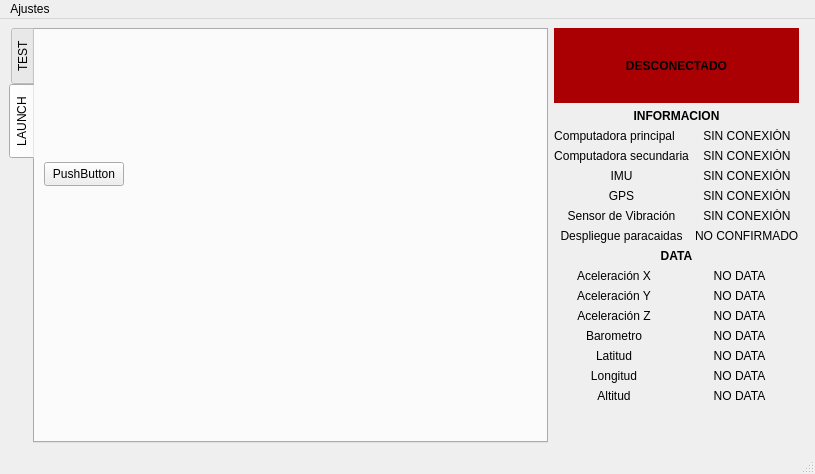
Old version of the form Estacion_Terrena/Estacion_Terrena/mainwindow.ui in the repository rodandres/Mission_CERO_Electronics.
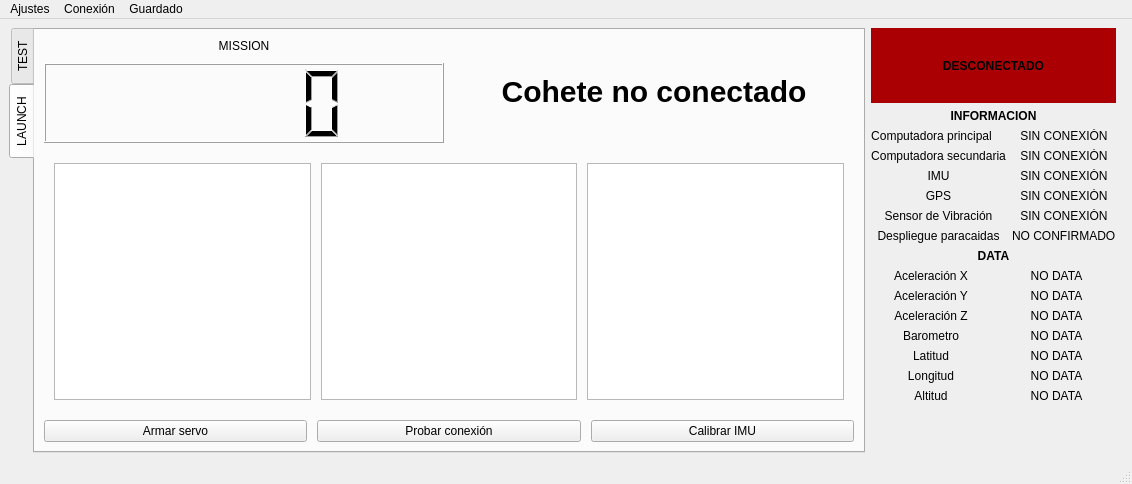
New version of the form.

Commit message:
Launch screen UI
Creation of the launch screen UI

The edit to the form file:
```diff
--- a/Estacion_Terrena/Estacion_Terrena/mainwindow.ui
+++ b/Estacion_Terrena/Estacion_Terrena/mainwindow.ui
@@ -6,8 +6,8 @@
    <rect>
     <x>0</x>
     <y>0</y>
-    <width>815</width>
-    <height>474</height>
+    <width>1129</width>
+    <height>484</height>
    </rect>
   </property>
   <property name="windowTitle">
@@ -51,19 +51,132 @@
        <attribute name="title">
         <string>LAUNCH</string>
        </attribute>
-       <widget class="QPushButton" name="pushButton_2">
-        <property name="geometry">
-         <rect>
-          <x>9</x>
-          <y>132</y>
-          <width>80</width>
-          <height>24</height>
-         </rect>
+       <layout class="QVBoxLayout" name="verticalLayout_3">
+        <property name="spacing">
+         <number>10</number>
         </property>
-        <property name="text">
-         <string>PushButton</string>
-        </property>
-       </widget>
+        <item>
+         <layout class="QHBoxLayout" name="mision_timer_layout">
+          <property name="sizeConstraint">
+           <enum>QLayout::SetMinAndMaxSize</enum>
+          </property>
+          <item>
+           <layout class="QVBoxLayout" name="timer_layout">
+            <item>
+             <widget class="QLabel" name="lbl_mision_timer">
+              <property name="text">
+               <string>MISSION</string>
+              </property>
+              <property name="alignment">
+               <set>Qt::AlignCenter</set>
+              </property>
+             </widget>
+            </item>
+            <item>
+             <widget class="QLCDNumber" name="lcd__mission_timer">
+              <property name="minimumSize">
+               <size>
+                <width>0</width>
+                <height>80</height>
+               </size>
+              </property>
+              <property name="maximumSize">
+               <size>
+                <width>16777215</width>
+                <height>80</height>
+               </size>
+              </property>
+              <property name="font">
+               <font>
+                <bold>false</bold>
+               </font>
+              </property>
+              <property name="styleSheet">
+               <string notr="true"/>
+              </property>
+             </widget>
+            </item>
+           </layout>
+          </item>
+          <item>
+           <layout class="QVBoxLayout" name="mission_status_lauyout">
+            <item>
+             <widget class="QLabel" name="lbl_mission_status">
+              <property name="font">
+               <font>
+                <pointsize>-1</pointsize>
+                <bold>true</bold>
+               </font>
+              </property>
+              <property name="styleSheet">
+               <string notr="true"> font-size: 30px;</string>
+              </property>
+              <property name="text">
+               <string>Cohete no conectado</string>
+              </property>
+              <property name="alignment">
+               <set>Qt::AlignCenter</set>
+              </property>
+             </widget>
+            </item>
+           </layout>
+          </item>
+         </layout>
+        </item>
+        <item>
+         <layout class="QHBoxLayout" name="graphs_layout">
+          <property name="spacing">
+           <number>10</number>
+          </property>
+          <property name="leftMargin">
+           <number>10</number>
+          </property>
+          <property name="topMargin">
+           <number>10</number>
+          </property>
+          <property name="rightMargin">
+           <number>10</number>
+          </property>
+          <property name="bottomMargin">
+           <number>10</number>
+          </property>
+          <item>
+           <widget class="QGraphicsView" name="graphicsView"/>
+          </item>
+          <item>
+           <widget class="QGraphicsView" name="graphicsView_2"/>
+          </item>
+          <item>
+           <widget class="QGraphicsView" name="graphicsView_3"/>
+          </item>
+         </layout>
+        </item>
+        <item>
+         <layout class="QHBoxLayout" name="buttons_launch_layout">
+          <item>
+           <widget class="QPushButton" name="btn_arm_servo">
+            <property name="text">
+             <string>Armar servo</string>
+            </property>
+           </widget>
+          </item>
+          <item>
+           <widget class="QPushButton" name="btn_test_connection">
+            <property name="text">
+             <string>Probar conexión</string>
+            </property>
+           </widget>
+          </item>
+          <item>
+           <widget class="QPushButton" name="btn_calibrate_imu">
+            <property name="text">
+             <string>Calibrar IMU</string>
+            </property>
+           </widget>
+          </item>
+         </layout>
+        </item>
+       </layout>
       </widget>
      </widget>
     </item>
@@ -454,7 +567,7 @@
     <rect>
      <x>0</x>
      <y>0</y>
-     <width>815</width>
+     <width>1129</width>
      <height>21</height>
     </rect>
    </property>
@@ -462,8 +575,22 @@
     <property name="title">
      <string>Ajustes</string>
     </property>
+    <addaction name="actionValor_de_cuenta_regresiva"/>
+   </widget>
+   <widget class="QMenu" name="menuConexi_n">
+    <property name="title">
+     <string>Conexión</string>
+    </property>
+    <addaction name="actionConectar_microcontrolador"/>
+   </widget>
+   <widget class="QMenu" name="menuGuardado">
+    <property name="title">
+     <string>Guardado</string>
+    </property>
    </widget>
    <addaction name="menuAjustes"/>
+   <addaction name="menuConexi_n"/>
+   <addaction name="menuGuardado"/>
   </widget>
   <widget class="QStatusBar" name="statusbar"/>
  </widget>
```
Left out of the diff: 12 changed lines with no effect on the pictures. The commit also changes 21 other files.
